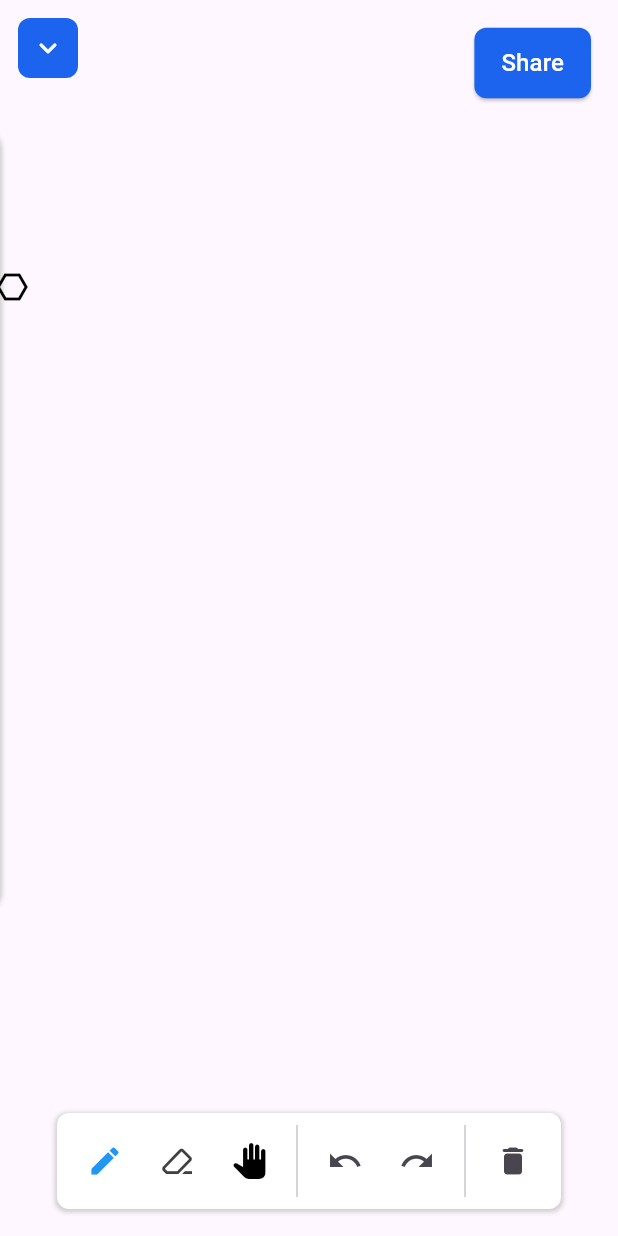
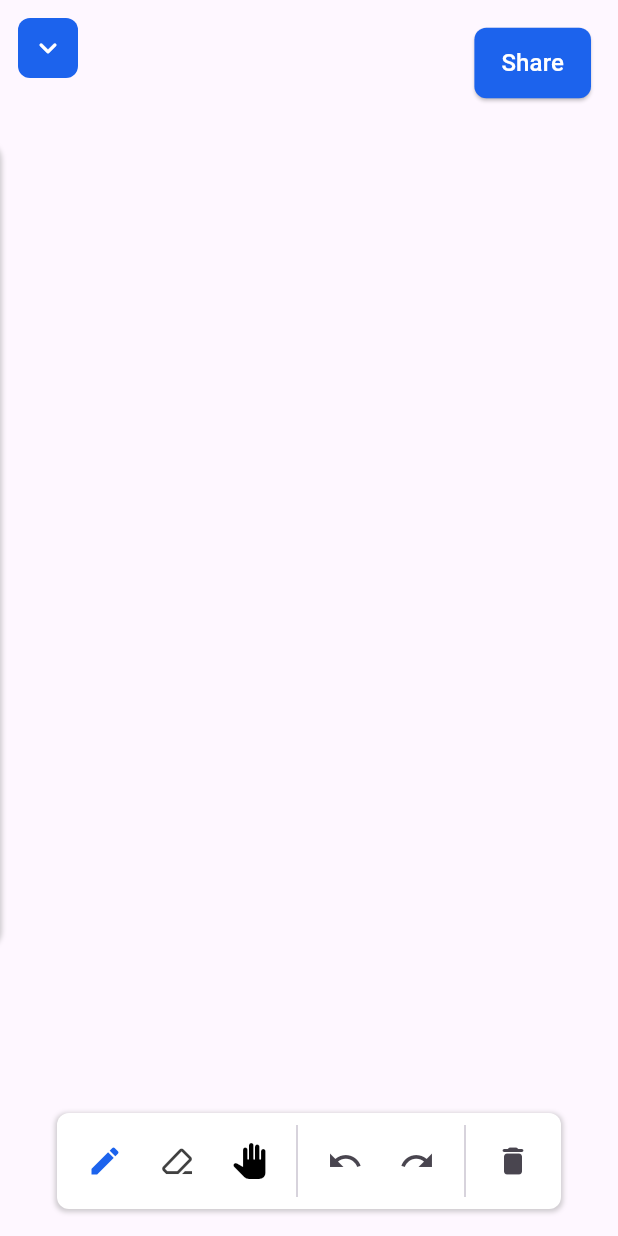
Before and after one commit to XxThunderBlastxX/sketchit, a Flutter app: the screen it shows after launch, on a phone screen of 412 x 824 dp. Run offline on Flutter 3.47's test engine with Material 3 defaults, Android fonts, the phone set to English and light mode, and no system bars; drawn by our look-alikes of flutter_animate; our stand-ins replace equatable, flutter_bloc, flutter_colorpicker, flutter_svg, get_it, go_router and 2 more; missing offline and left inert: custom_mouse_cursor, serverpod, serverpod_auth_client, serverpod_auth_server, serverpod_chat_client, serverpod_chat_server and 2 more; Roboto replaces fonts that are missing (Dosis); statements that could not run were skipped.

Commit message:
Fixed stacking of side bar

```diff
--- a/sketchit_flutter/lib/src/feature/sketch_canvas/presentation/screens/sketch_canvas_desktop_screen.dart
+++ b/sketchit_flutter/lib/src/feature/sketch_canvas/presentation/screens/sketch_canvas_desktop_screen.dart
@@ -15,11 +15,6 @@ class SketchCanvasDesktopScreen extends StatelessWidget {
     return Stack(
       children: [
         const DrawingCanvas(),
-        const SideBarButton()
-            .animate()
-            .fadeIn(duration: const Duration(milliseconds: 500))
-            .moveX(begin: -35, end: 0),
-        const SketchSideBar(),
         const SketchMenuBar()
             .animate()
             .fadeIn(duration: const Duration(milliseconds: 500))
@@ -44,6 +39,11 @@ class SketchCanvasDesktopScreen extends StatelessWidget {
             .animate()
             .fadeIn(duration: const Duration(milliseconds: 500))
             .moveX(begin: 35, end: 0),
+        const SideBarButton()
+            .animate()
+            .fadeIn(duration: const Duration(milliseconds: 500))
+            .moveX(begin: -35, end: 0),
+        const SketchSideBar(),
       ],
     );
   }
--- a/sketchit_flutter/lib/src/feature/sketch_canvas/presentation/screens/sketch_canvas_mobile_screen.dart
+++ b/sketchit_flutter/lib/src/feature/sketch_canvas/presentation/screens/sketch_canvas_mobile_screen.dart
@@ -12,14 +12,10 @@ class SketchCanvasMobileScreen extends StatelessWidget {
 
   @override
   Widget build(BuildContext context) {
-    return Stack(
+    return SafeArea(
+      child: Stack(
         children: [
           const DrawingCanvas(),
-        const SideBarButton()
-            .animate()
-            .fadeIn(duration: const Duration(milliseconds: 500))
-            .moveX(begin: -35, end: 0),
-        const SketchSideBar(),
           const SketchMenuBar()
               .animate()
               .fadeIn(duration: const Duration(milliseconds: 500))
@@ -44,7 +40,13 @@ class SketchCanvasMobileScreen extends StatelessWidget {
               .animate()
               .fadeIn(duration: const Duration(milliseconds: 500))
               .moveX(begin: 25, end: 0),
+          const SideBarButton()
+              .animate()
+              .fadeIn(duration: const Duration(milliseconds: 500))
+              .moveX(begin: -35, end: 0),
+          const SketchSideBar(),
         ],
+      ),
     );
   }
 }
--- a/sketchit_flutter/lib/src/feature/sketch_canvas/presentation/screens/sketch_canvas_tab_screen.dart
+++ b/sketchit_flutter/lib/src/feature/sketch_canvas/presentation/screens/sketch_canvas_tab_screen.dart
@@ -15,11 +15,6 @@ class SketchCanvasTabScreen extends StatelessWidget {
     return Stack(
       children: [
         const DrawingCanvas(),
-        const SideBarButton()
-            .animate()
-            .fadeIn(duration: const Duration(milliseconds: 500))
-            .moveX(begin: -35, end: 0),
-        const SketchSideBar(),
         const SketchMenuBar()
             .animate()
             .fadeIn(duration: const Duration(milliseconds: 500))
@@ -44,6 +39,11 @@ class SketchCanvasTabScreen extends StatelessWidget {
             .animate()
             .fadeIn(duration: const Duration(milliseconds: 500))
             .moveX(begin: 25, end: 0),
+        const SideBarButton()
+            .animate()
+            .fadeIn(duration: const Duration(milliseconds: 500))
+            .moveX(begin: -35, end: 0),
+        const SketchSideBar(),
       ],
     );
   }
--- a/sketchit_flutter/lib/src/feature/sketch_canvas/presentation/screens/widgets/sketch_menu_bar/sketch_menu_bar.dart
+++ b/sketchit_flutter/lib/src/feature/sketch_canvas/presentation/screens/widgets/sketch_menu_bar/sketch_menu_bar.dart
@@ -2,6 +2,7 @@ import 'package:flutter/material.dart';
 import 'package:flutter_bloc/flutter_bloc.dart';
 import 'package:responsive_builder/responsive_builder.dart';
 
+import '../../../../../../app/theme/theme.dart';
 import '../../../bloc/sketch_bloc/sketch_bloc.dart';
 import '../../../bloc/sketch_menu_bar_bloc/sketch_menu_bar_bloc.dart';
 import '../../../model/sketch_stroke.dart';
@@ -44,7 +45,7 @@ class SketchMenuBar extends StatelessWidget {
                           .add(const ChangeSketchMode(SketchMode.draw)),
                       tooltip: 'Pen',
                       color: state.sketchMode == SketchMode.draw
-                          ? Colors.blue
+                          ? AppTheme.primaryColor
                           : Colors.black,
                     ),
                     IconButton(
@@ -57,7 +58,7 @@ class SketchMenuBar extends StatelessWidget {
                           .add(const ChangeSketchMode(SketchMode.erase)),
                       tooltip: 'Eraser',
                       color: state.sketchMode == SketchMode.erase
-                          ? Colors.blue
+                          ? AppTheme.primaryColor
                           : Colors.black.withOpacity(0.75),
                     ),
                     IconButton(
@@ -67,7 +68,7 @@ class SketchMenuBar extends StatelessWidget {
                           .add(const ChangeSketchMode(SketchMode.pan)),
                       tooltip: 'Move',
                       color: state.sketchMode == SketchMode.pan
-                          ? Colors.blue
+                          ? AppTheme.primaryColor
                           : Colors.black,
                     ),
                     const VerticalDivider(),
@@ -104,7 +105,7 @@ class SketchMenuBar extends StatelessWidget {
                                 .add(const ChangeSketchMode(SketchMode.line)),
                             tooltip: 'Line',
                             color: state.sketchMode == SketchMode.line
-                                ? Colors.blue
+                                ? AppTheme.primaryColor
                                 : Colors.black,
                           ),
                           IconButton(
@@ -114,7 +115,7 @@ class SketchMenuBar extends StatelessWidget {
                                 .add(const ChangeSketchMode(SketchMode.circle)),
                             tooltip: 'Circle',
                             color: state.sketchMode == SketchMode.circle
-                                ? Colors.blue
+                                ? AppTheme.primaryColor
                                 : Colors.black,
                           ),
                           IconButton(
@@ -125,7 +126,7 @@ class SketchMenuBar extends StatelessWidget {
                                     SketchMode.rectangle)),
                             tooltip: 'Rectangle',
                             color: state.sketchMode == SketchMode.rectangle
-                                ? Colors.blue
+                                ? AppTheme.primaryColor
                                 : Colors.black,
                           ),
                           IconButton(
@@ -136,7 +137,7 @@ class SketchMenuBar extends StatelessWidget {
                                     const ChangeSketchMode(SketchMode.hexagon)),
                             tooltip: 'Hexagon',
                             color: state.sketchMode == SketchMode.hexagon
-                                ? Colors.blue
+                                ? AppTheme.primaryColor
                                 : Colors.black,
                           ),
                         ],
--- a/sketchit_flutter/lib/src/feature/sketch_canvas/presentation/screens/widgets/sketch_side_bar/sketch_side_bar.dart
+++ b/sketchit_flutter/lib/src/feature/sketch_canvas/presentation/screens/widgets/sketch_side_bar/sketch_side_bar.dart
@@ -28,19 +28,19 @@ class SketchSideBar extends StatelessWidget {
                 transform: sideBarState.isSideBarOpen
                     ? getValueForScreenType(
                         context: context,
-                        mobile: Matrix4.translationValues(3.sw, -8.sh, 0),
+                        mobile: Matrix4.translationValues(3.sw, -6.sh, 0),
                         desktop: Matrix4.translationValues(3.sw, -6.sh, 0),
                         tablet: Matrix4.translationValues(3.sw, -6.sh, 0),
                       )
                     : getValueForScreenType(
                         context: context,
-                        mobile: Matrix4.translationValues(-65.sw, -8.sh, 0),
+                        mobile: Matrix4.translationValues(-82.sw, -6.sh, 0),
                         desktop: Matrix4.translationValues(-45.sw, -6.sh, 0),
                         tablet: Matrix4.translationValues(-48.sw, -6.sh, 0),
                       ),
                 width: getValueForScreenType(
                   context: context,
-                  mobile: 65.sw,
+                  mobile: 82.sw,
                   desktop: 45.sw,
                   tablet: 48.sw,
                 ),
```
Lines whose indentation alone changed are shown as unchanged.
